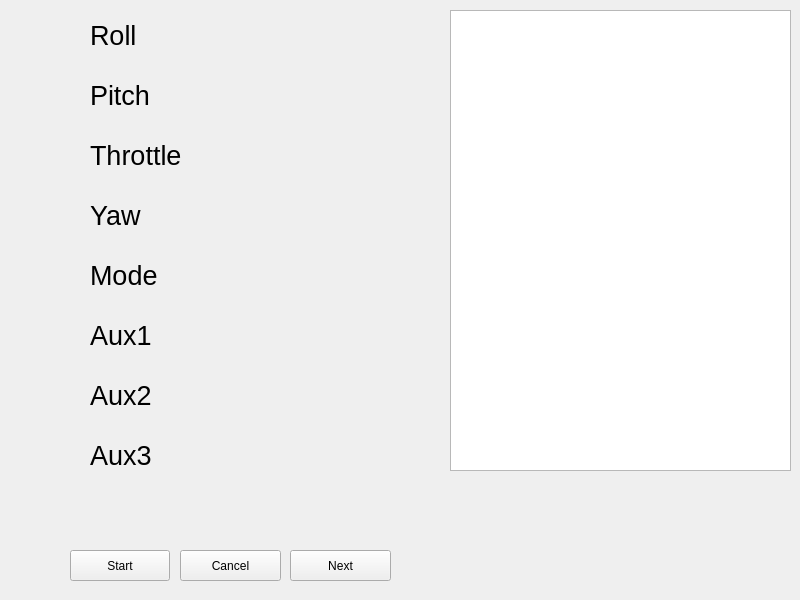
Before: the Qt Designer form subpanel/RCchannelsetup/RCchannelsetupWindow.ui in AeroQuad/AeroQuadConfiguratorPyQt, drawn with Qt 5.
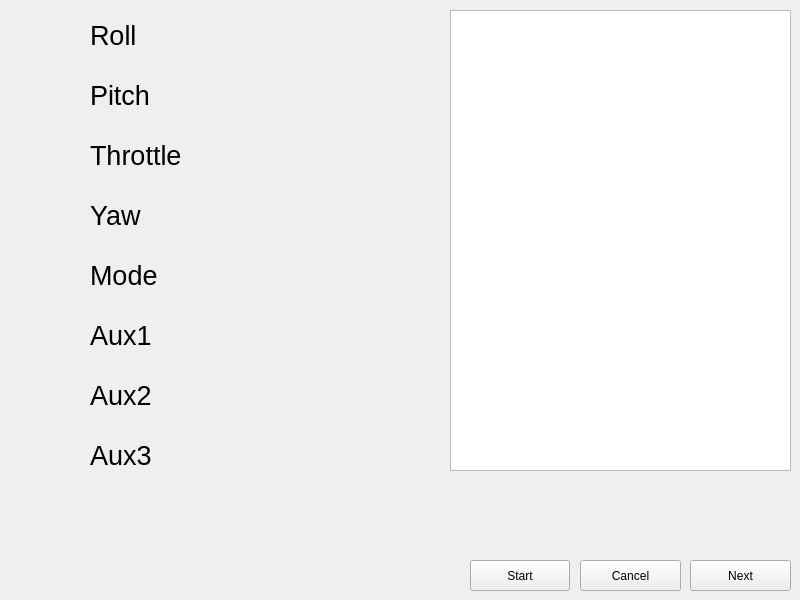
After: the same form once the commit is applied.

Patch:
```diff
--- a/subpanel/RCchannelsetup/RCchannelsetupWindow.ui
+++ b/subpanel/RCchannelsetup/RCchannelsetupWindow.ui
@@ -16,8 +16,8 @@
   <widget class="QPushButton" name="cancel">
    <property name="geometry">
     <rect>
-     <x>180</x>
-     <y>550</y>
+     <x>580</x>
+     <y>560</y>
      <width>101</width>
      <height>31</height>
     </rect>
@@ -210,8 +210,8 @@
   <widget class="QPushButton" name="start">
    <property name="geometry">
     <rect>
-     <x>70</x>
-     <y>550</y>
+     <x>470</x>
+     <y>560</y>
      <width>100</width>
      <height>31</height>
     </rect>
@@ -223,8 +223,8 @@
   <widget class="QPushButton" name="next">
    <property name="geometry">
     <rect>
-     <x>290</x>
-     <y>550</y>
+     <x>690</x>
+     <y>560</y>
      <width>101</width>
      <height>31</height>
     </rect>
```
